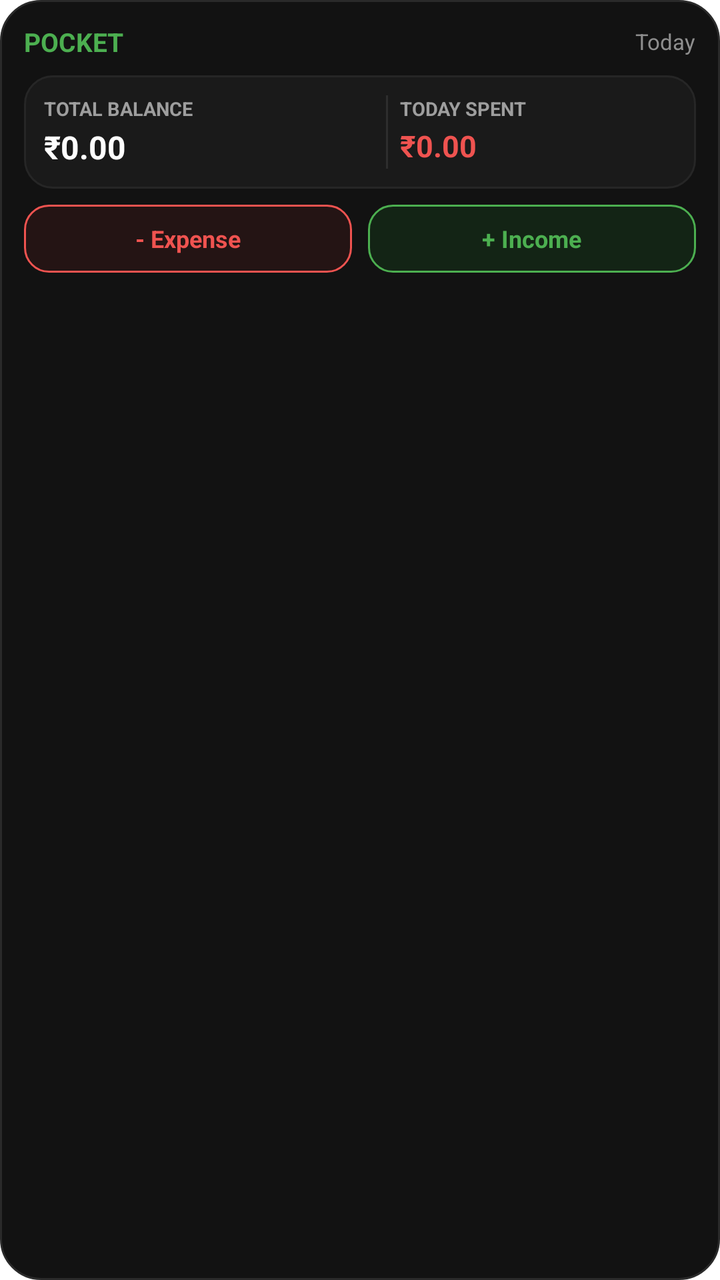
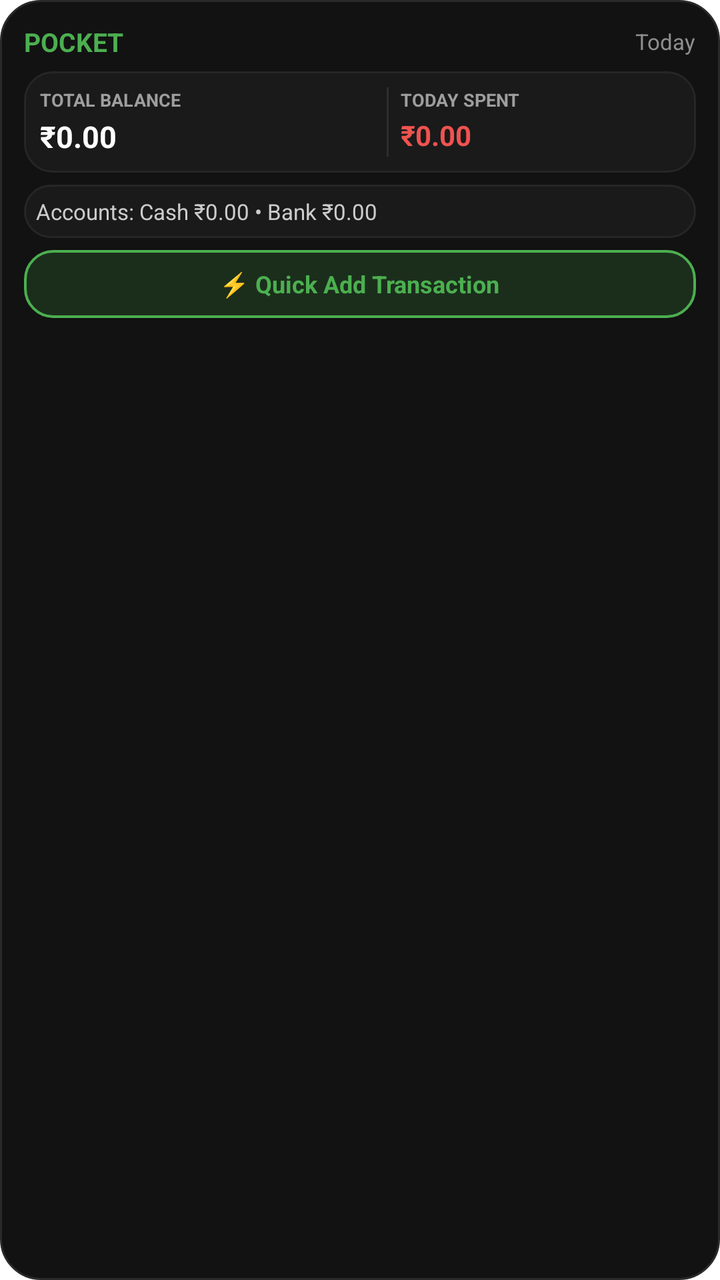

Screens rendered from an Android XML layout before and after an edit, with the pre-edit source and the edit as a unified diff.
<!-- AndroidManifest.xml: fallback theme Theme.MaterialComponents.DayNight.NoActionBar -->
<!-- res/layout/pocket_widget_layout.xml -->
<?xml version="1.0" encoding="utf-8"?>
<LinearLayout xmlns:android="http://schemas.android.com/apk/res/android"
    android:id="@+id/widget_root"
    android:layout_width="match_parent"
    android:layout_height="match_parent"
    android:background="@drawable/widget_background"
    android:orientation="vertical"
    android:padding="12dp">

    
    <LinearLayout
        android:layout_width="match_parent"
        android:layout_height="wrap_content"
        android:gravity="center_vertical"
        android:orientation="horizontal">

        <TextView
            android:id="@+id/widget_title"
            android:layout_width="0dp"
            android:layout_height="wrap_content"
            android:layout_weight="1"
            android:text="POCKET"
            android:textColor="#4CAF50"
            android:textSize="13sp"
            android:textStyle="bold" />

        <TextView
            android:id="@+id/widget_date"
            android:layout_width="wrap_content"
            android:layout_height="wrap_content"
            android:text="Today"
            android:textColor="#8E8E8E"
            android:textSize="11sp" />
    </LinearLayout>

    
    <LinearLayout
        android:layout_width="match_parent"
        android:layout_height="wrap_content"
        android:layout_marginTop="8dp"
        android:background="@drawable/widget_card_inset"
        android:baselineAligned="false"
        android:orientation="horizontal"
        android:padding="10dp">

        
        <LinearLayout
            android:layout_width="0dp"
            android:layout_height="wrap_content"
            android:layout_weight="1.2"
            android:orientation="vertical">

            <TextView
                android:layout_width="wrap_content"
                android:layout_height="wrap_content"
                android:text="TOTAL BALANCE"
                android:textColor="#9E9E9E"
                android:textSize="9.5sp"
                android:textStyle="bold" />

            <TextView
                android:id="@+id/widget_total_balance"
                android:layout_width="wrap_content"
                android:layout_height="wrap_content"
                android:layout_marginTop="2dp"
                android:text="₹0.00"
                android:textColor="#FFFFFF"
                android:textSize="16sp"
                android:textStyle="bold" />
        </LinearLayout>

        
        <ImageView
            android:layout_width="1dp"
            android:layout_height="match_parent"
            android:layout_marginLeft="6dp"
            android:layout_marginRight="6dp"
            android:layout_marginStart="6dp"
            android:layout_marginEnd="6dp"
            android:background="#2E2E2E"
            android:contentDescription="@null" />

        
        <LinearLayout
            android:layout_width="0dp"
            android:layout_height="wrap_content"
            android:layout_weight="1"
            android:orientation="vertical">

            <TextView
                android:layout_width="wrap_content"
                android:layout_height="wrap_content"
                android:text="TODAY SPENT"
                android:textColor="#9E9E9E"
                android:textSize="9.5sp"
                android:textStyle="bold" />

            <TextView
                android:id="@+id/widget_today_expense"
                android:layout_width="wrap_content"
                android:layout_height="wrap_content"
                android:layout_marginTop="2dp"
                android:text="₹0.00"
                android:textColor="#EF5350"
                android:textSize="15sp"
                android:textStyle="bold" />
        </LinearLayout>
    </LinearLayout>

    
    <LinearLayout
        android:layout_width="match_parent"
        android:layout_height="wrap_content"
        android:layout_marginTop="8dp"
        android:gravity="center_vertical"
        android:orientation="horizontal">

        
        <LinearLayout
            android:id="@+id/btn_quick_expense"
            android:layout_width="0dp"
            android:layout_height="34dp"
            android:layout_marginRight="4dp"
            android:layout_marginEnd="4dp"
            android:layout_weight="1"
            android:background="@drawable/widget_button_expense"
            android:gravity="center"
            android:orientation="horizontal">

            <TextView
                android:layout_width="wrap_content"
                android:layout_height="wrap_content"
                android:text="- Expense"
                android:textColor="#EF5350"
                android:textSize="12sp"
                android:textStyle="bold" />
        </LinearLayout>

        
        <LinearLayout
            android:id="@+id/btn_quick_income"
            android:layout_width="0dp"
            android:layout_height="34dp"
            android:layout_marginLeft="4dp"
            android:layout_marginStart="4dp"
            android:layout_weight="1"
            android:background="@drawable/widget_button_income"
            android:gravity="center"
            android:orientation="horizontal">

            <TextView
                android:layout_width="wrap_content"
                android:layout_height="wrap_content"
                android:text="+ Income"
                android:textColor="#4CAF50"
                android:textSize="12sp"
                android:textStyle="bold" />
        </LinearLayout>
    </LinearLayout>

</LinearLayout>
<!-- resources referenced by this layout -->
<resources>
  <!-- drawable widget_background (drawable) -->
  <?xml version="1.0" encoding="utf-8"?>
  <shape xmlns:android="http://schemas.android.com/apk/res/android"
      android:shape="rectangle">
      <solid android:color="#121212" />
      <corners android:radius="20dp" />
      <stroke
          android:width="1dp"
          android:color="#2A2A2A" />
  </shape>
  <!-- drawable widget_button_expense (drawable) -->
  <?xml version="1.0" encoding="utf-8"?>
  <shape xmlns:android="http://schemas.android.com/apk/res/android"
      android:shape="rectangle">
      <solid android:color="#241414" />
      <corners android:radius="12dp" />
      <stroke
          android:width="1dp"
          android:color="#EF5350" />
  </shape>
  <!-- drawable widget_button_income (drawable) -->
  <?xml version="1.0" encoding="utf-8"?>
  <shape xmlns:android="http://schemas.android.com/apk/res/android"
      android:shape="rectangle">
      <solid android:color="#132415" />
      <corners android:radius="12dp" />
      <stroke
          android:width="1dp"
          android:color="#4CAF50" />
  </shape>
  <!-- drawable widget_card_inset (drawable) -->
  <?xml version="1.0" encoding="utf-8"?>
  <shape xmlns:android="http://schemas.android.com/apk/res/android"
      android:shape="rectangle">
      <solid android:color="#1A1A1A" />
      <corners android:radius="14dp" />
      <stroke
          android:width="1dp"
          android:color="#262626" />
  </shape>
</resources>

<!-- the commit's change to res/layout/pocket_widget_layout.xml (unified diff, before → after) -->
@@ -37,11 +37,11 @@
     <LinearLayout
         android:layout_width="match_parent"
         android:layout_height="wrap_content"
-        android:layout_marginTop="8dp"
+        android:layout_marginTop="6dp"
         android:background="@drawable/widget_card_inset"
         android:baselineAligned="false"
         android:orientation="horizontal"
-        android:padding="10dp">
+        android:padding="8dp">
 
         
         <LinearLayout
@@ -55,7 +55,7 @@
                 android:layout_height="wrap_content"
                 android:text="TOTAL BALANCE"
                 android:textColor="#9E9E9E"
-                android:textSize="9.5sp"
+                android:textSize="9sp"
                 android:textStyle="bold" />
 
             <TextView
@@ -65,7 +65,7 @@
                 android:layout_marginTop="2dp"
                 android:text="₹0.00"
                 android:textColor="#FFFFFF"
-                android:textSize="16sp"
+                android:textSize="15sp"
                 android:textStyle="bold" />
         </LinearLayout>
 
@@ -92,7 +92,7 @@
                 android:layout_height="wrap_content"
                 android:text="TODAY SPENT"
                 android:textColor="#9E9E9E"
-                android:textSize="9.5sp"
+                android:textSize="9sp"
                 android:textStyle="bold" />
 
             <TextView
@@ -102,7 +102,7 @@
                 android:layout_marginTop="2dp"
                 android:text="₹0.00"
                 android:textColor="#EF5350"
-                android:textSize="15sp"
+                android:textSize="14sp"
                 android:textStyle="bold" />
         </LinearLayout>
     </LinearLayout>
@@ -111,51 +111,39 @@
     <LinearLayout
         android:layout_width="match_parent"
         android:layout_height="wrap_content"
-        android:layout_marginTop="8dp"
-        android:gravity="center_vertical"
+        android:layout_marginTop="6dp"
+        android:background="@drawable/widget_card_inset"
+        android:orientation="vertical"
+        android:padding="6dp">
+
+        <TextView
+            android:id="@+id/widget_accounts_summary"
+            android:layout_width="match_parent"
+            android:layout_height="wrap_content"
+            android:ellipsize="end"
+            android:maxLines="2"
+            android:text="Accounts: Cash ₹0.00 • Bank ₹0.00"
+            android:textColor="#CCCCCC"
+            android:textSize="11sp" />
+    </LinearLayout>
+
+    
+    <LinearLayout
+        android:id="@+id/btn_quick_add"
+        android:layout_width="match_parent"
+        android:layout_height="34dp"
+        android:layout_marginTop="6dp"
+        android:background="@drawable/widget_button_quick_add"
+        android:gravity="center"
         android:orientation="horizontal">
 
-        
-        <LinearLayout
-            android:id="@+id/btn_quick_expense"
-            android:layout_width="0dp"
-            android:layout_height="34dp"
-            android:layout_marginRight="4dp"
-            android:layout_marginEnd="4dp"
-            android:layout_weight="1"
-            android:background="@drawable/widget_button_expense"
-            android:gravity="center"
-            android:orientation="horizontal">
-
-            <TextView
-                android:layout_width="wrap_content"
-                android:layout_height="wrap_content"
-                android:text="- Expense"
-                android:textColor="#EF5350"
-                android:textSize="12sp"
-                android:textStyle="bold" />
-        </LinearLayout>
-
-        
-        <LinearLayout
-            android:id="@+id/btn_quick_income"
-            android:layout_width="0dp"
-            android:layout_height="34dp"
-            android:layout_marginLeft="4dp"
-            android:layout_marginStart="4dp"
-            android:layout_weight="1"
-            android:background="@drawable/widget_button_income"
-            android:gravity="center"
-            android:orientation="horizontal">
-
-            <TextView
-                android:layout_width="wrap_content"
-                android:layout_height="wrap_content"
-                android:text="+ Income"
-                android:textColor="#4CAF50"
-                android:textSize="12sp"
-                android:textStyle="bold" />
-        </LinearLayout>
+        <TextView
+            android:layout_width="wrap_content"
+            android:layout_height="wrap_content"
+            android:text="⚡ Quick Add Transaction"
+            android:textColor="#4CAF50"
+            android:textSize="12sp"
+            android:textStyle="bold" />
     </LinearLayout>
 
 </LinearLayout>
<!-- resource entries referenced after the edit -->
@@ -10,24 +10,14 @@
           android:width="1dp"
           android:color="#2A2A2A" />
   </shape>
-  <!-- drawable widget_button_expense (drawable) -->
+  <!-- drawable widget_button_quick_add (drawable) -->
   <?xml version="1.0" encoding="utf-8"?>
   <shape xmlns:android="http://schemas.android.com/apk/res/android"
       android:shape="rectangle">
-      <solid android:color="#241414" />
-      <corners android:radius="12dp" />
+      <solid android:color="#1B2E1C" />
+      <corners android:radius="14dp" />
       <stroke
-          android:width="1dp"
-          android:color="#EF5350" />
-  </shape>
-  <!-- drawable widget_button_income (drawable) -->
-  <?xml version="1.0" encoding="utf-8"?>
-  <shape xmlns:android="http://schemas.android.com/apk/res/android"
-      android:shape="rectangle">
-      <solid android:color="#132415" />
-      <corners android:radius="12dp" />
-      <stroke
-          android:width="1dp"
+          android:width="1.2dp"
           android:color="#4CAF50" />
   </shape>
   <!-- drawable widget_card_inset (drawable) -->
